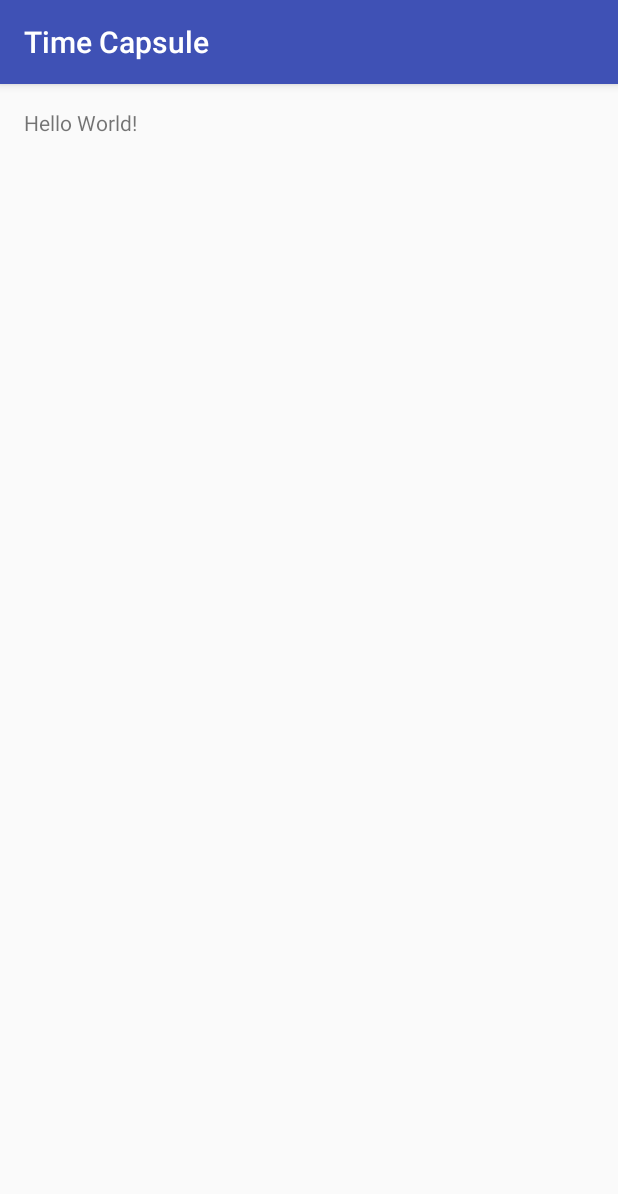
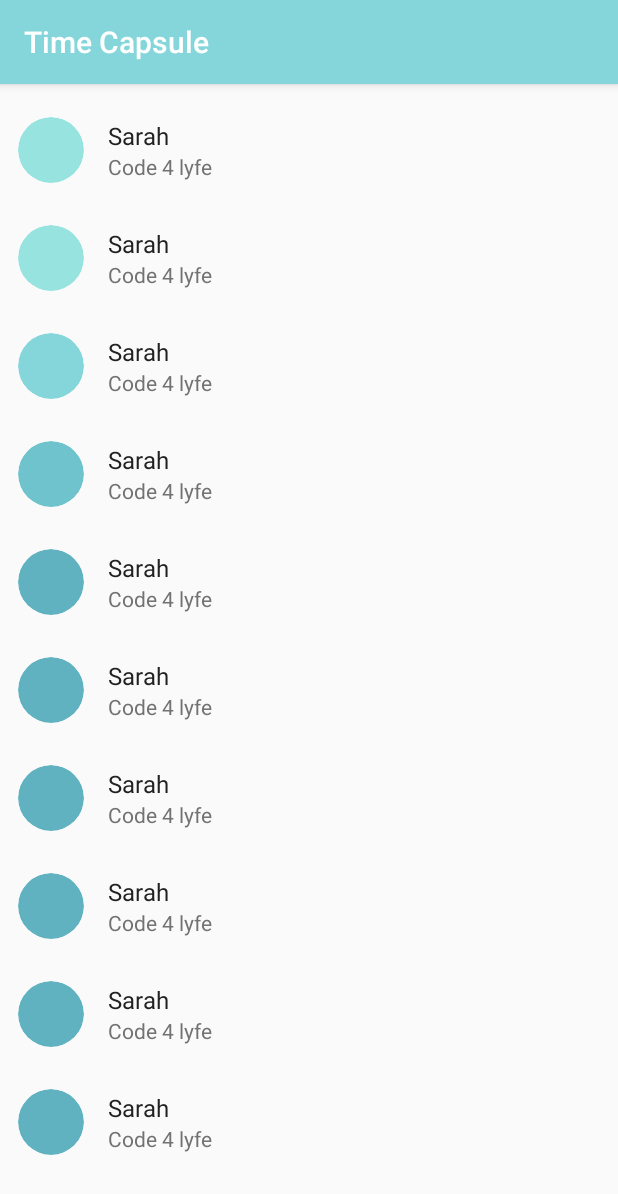
Before and after one commit to ezturner/TimeCapsule, an Android app: the screen it shows after launch (MainActivity), on a phone screen of 412 x 824 dp. Shown: the top 1194 px of the screen. Run offline under Robolectric (Android 15) with nearby library versions, the phone set to English and light mode, and no system bars; our stand-ins replace CircleImageView.

Commit message:
Added some UI functionality

```diff
--- a/app/src/main/AndroidManifest.xml
+++ b/app/src/main/AndroidManifest.xml
@@ -30,7 +30,7 @@
         <activity
             android:name=".activities.NewCapsuleActivity"
             android:label="@string/title_activity_new_capsule"
-            android:theme="@style/AppTheme.NoActionBar"></activity>
+            android:theme="@style/AppTheme.NoActionBar" />
     </application>
 
 </manifest>
--- a/app/src/main/java/me/kevinkang/timecapsule/TimeCapsule.java
+++ b/app/src/main/java/me/kevinkang/timecapsule/TimeCapsule.java
@@ -1,10 +1,22 @@
 package me.kevinkang.timecapsule;
 
 import android.app.Application;
+import android.content.Context;
 
 /**
  * Created by Work on 10/15/2016.
  */
 
 public class TimeCapsule extends Application {
+
+    private static Context applicationContext;
+
+    public static Context getContext(){
+        return applicationContext;
+    }
+
+    @Override
+    public void onCreate(){
+        applicationContext = getContext();
+    }
 }
--- /dev/null
+++ b/app/src/main/java/me/kevinkang/timecapsule/activities/CapsuleAdapter.java
@@ -0,0 +1,121 @@
+package me.kevinkang.timecapsule.activities;
+
+import android.content.Context;
+import android.content.res.Resources;
+import android.graphics.drawable.ShapeDrawable;
+import android.graphics.drawable.shapes.OvalShape;
+import android.graphics.drawable.shapes.Shape;
+import android.os.Handler;
+import android.support.v4.widget.SwipeRefreshLayout;
+import android.support.v7.widget.RecyclerView;
+import android.view.LayoutInflater;
+import android.view.View;
+import android.view.ViewGroup;
+import android.widget.ImageView;
+import android.widget.RelativeLayout;
+import android.widget.TextView;
+
+import java.util.List;
+
+import me.kevinkang.timecapsule.R;
+import me.kevinkang.timecapsule.TimeCapsule;
+import me.kevinkang.timecapsule.data.models.Capsule;
+
+/**
+ * Created by Work on 10/15/2016.
+ */
+
+public class CapsuleAdapter extends RecyclerView.Adapter<CapsuleAdapter.ViewHolder> {
+
+    private final static String LOG_TAG = CapsuleAdapter.class.getSimpleName();
+
+    private List<Capsule> dataset;
+
+    private SwipeRefreshLayout refreshLayout;
+    private Handler handler;
+    // Provide a reference to the views for each data item
+    // Complex data items may need more than one view per item, and
+    // you provide access to all the views for a data item in a view holder
+    public class ViewHolder extends RecyclerView.ViewHolder {
+        // each data item is just a string in this case
+        public TextView nameView;
+        public TextView messageView;
+        public ImageView attachmentView;
+        public RelativeLayout capsuleLayout;
+
+        public ViewHolder(View v) {
+            super(v);
+
+            capsuleLayout = (RelativeLayout) v.findViewById(R.id.capsule_row_layout);
+            attachmentView = (ImageView) v.findViewById(R.id.capsule_image);
+            nameView = (TextView) v.findViewById(R.id.capsule_first_line);
+            messageView = (TextView) v.findViewById(R.id.capsule_second_line);
+        }
+    }
+
+    public void add(int position, Capsule capsule) {
+        dataset.add(position, capsule);
+        notifyItemInserted(position);
+    }
+
+    public void remove(Capsule capsule) {
+        int position = dataset.indexOf(capsule);
+        dataset.remove(position);
+        notifyItemRemoved(position);
+    }
+
+    // Provide a suitable constructor (depends on the kind of dataset)
+    public CapsuleAdapter(List<Capsule> myDataset) {
+        dataset = myDataset;
+    }
+
+    // Create new views (invoked by the layout manager)
+    @Override
+    public CapsuleAdapter.ViewHolder onCreateViewHolder(ViewGroup parent,
+                                                        int viewType) {
+        handler = new Handler();
+        // create a new view
+        View v = LayoutInflater.from(parent.getContext()).inflate(R.layout.capsule_row, parent, false);
+        // set the view's size, margins, paddings and layout parameters
+        ViewHolder vh = new ViewHolder(v);
+        return vh;
+    }
+
+    // Replace the contents of a view (invoked by the layout manager)
+    @Override
+    public void onBindViewHolder(ViewHolder holder, final int position) {
+        // - get element from your dataset at this position
+        // - replace the contents of the view with that element
+        Capsule capsule = dataset.get(position);
+
+        holder.nameView.setText(capsule.getName());
+        holder.messageView.setText(capsule.getMessage());
+
+        Resources resources = holder.attachmentView.getResources();
+
+        ShapeDrawable oval = new ShapeDrawable (new OvalShape());
+        oval.setIntrinsicHeight (44);
+        oval.setIntrinsicWidth (44);
+
+        if(position / 4.0 <= 0.25) {
+            oval.getPaint().setColor(resources.getColor(R.color.lightestColor));
+        } else if (position / 4.0 <= 0.5) {
+            oval.getPaint().setColor(resources.getColor(R.color.lighterColor));
+        } else if (position / 4.0 <= 0.75) {
+            oval.getPaint().setColor(resources.getColor(R.color.darkerColor));
+        } else {
+            oval.getPaint().setColor(resources.getColor(R.color.darkestColor));
+        }
+
+        holder.attachmentView.setImageDrawable(oval);
+
+        // load capsule
+    }
+
+    // Return the size of your dataset (invoked by the layout manager)
+    @Override
+    public int getItemCount() {
+        return dataset.size();
+    }
+
+}
--- a/app/src/main/java/me/kevinkang/timecapsule/activities/MainActivity.java
+++ b/app/src/main/java/me/kevinkang/timecapsule/activities/MainActivity.java
@@ -1,15 +1,41 @@
 package me.kevinkang.timecapsule.activities;
 
+import android.support.v4.widget.SwipeRefreshLayout;
 import android.support.v7.app.AppCompatActivity;
 import android.os.Bundle;
+import android.support.v7.widget.LinearLayoutManager;
+import android.support.v7.widget.RecyclerView;
+
+import java.util.ArrayList;
+import java.util.List;
 
 import me.kevinkang.timecapsule.R;
+import me.kevinkang.timecapsule.data.mock.MockCapsule;
+import me.kevinkang.timecapsule.data.models.Capsule;
 
 public class MainActivity extends AppCompatActivity {
+
+    private RecyclerView recyclerView;
+    private SwipeRefreshLayout swipeRefreshLayout;
+    private LinearLayoutManager layoutManager;
+    private CapsuleAdapter capsuleAdapter;
 
     @Override
     protected void onCreate(Bundle savedInstanceState) {
         super.onCreate(savedInstanceState);
         setContentView(R.layout.activity_main);
+
+        recyclerView = (RecyclerView) findViewById(R.id.capsule_recyclerview);
+        layoutManager = new LinearLayoutManager(this);
+        recyclerView.setLayoutManager(layoutManager);
+
+        List<Capsule> capsuleList = new ArrayList<>();
+
+        for(int i = 0; i < 10; i++){
+            capsuleList.add(new MockCapsule());
+        }
+
+        capsuleAdapter = new CapsuleAdapter(capsuleList);
+        recyclerView.setAdapter(capsuleAdapter);
     }
 }
--- /dev/null
+++ b/app/src/main/java/me/kevinkang/timecapsule/data/mock/MockCapsule.java
@@ -0,0 +1,44 @@
+package me.kevinkang.timecapsule.data.mock;
+
+import java.util.List;
+
+import me.kevinkang.timecapsule.data.models.Attachment;
+import me.kevinkang.timecapsule.data.models.Capsule;
+import me.kevinkang.timecapsule.data.models.Recipient;
+
+/**
+ * Created by Work on 10/15/2016.
+ */
+
+public class MockCapsule implements Capsule {
+
+    @Override
+    public String getName() {
+        return "Sarah";
+    }
+
+    @Override
+    public String getMessage() {
+        return "Code 4 lyfe";
+    }
+
+    @Override
+    public List<Recipient> getRecipients() {
+        return null;
+    }
+
+    @Override
+    public List<Attachment> getAttachments() {
+        return null;
+    }
+
+    @Override
+    public long getCreationDate() {
+        return 0;
+    }
+
+    @Override
+    public long getOpenDate() {
+        return 0;
+    }
+}
--- a/app/src/main/java/me/kevinkang/timecapsule/data/models/Attachment.java
+++ b/app/src/main/java/me/kevinkang/timecapsule/data/models/Attachment.java
@@ -4,5 +4,5 @@ package me.kevinkang.timecapsule.data.models;
  * Created by Work on 10/15/2016.
  */
 
-public class Attachment {
+public interface Attachment {
 }
--- a/app/src/main/res/layout/activity_main.xml
+++ b/app/src/main/res/layout/activity_main.xml
@@ -5,14 +5,15 @@
     android:id="@+id/activity_main"
     android:layout_width="match_parent"
     android:layout_height="match_parent"
-    android:paddingBottom="@dimen/activity_vertical_margin"
-    android:paddingLeft="@dimen/activity_horizontal_margin"
-    android:paddingRight="@dimen/activity_horizontal_margin"
-    android:paddingTop="@dimen/activity_vertical_margin"
     tools:context="me.kevinkang.timecapsule.activities.MainActivity">
 
-    <TextView
-        android:layout_width="wrap_content"
+    <android.support.v7.widget.RecyclerView
+        android:layout_alignParentTop="true"
+        android:layout_marginBottom="8dp"
+        android:layout_marginTop="8dp"
+        android:id="@+id/capsule_recyclerview"
+        android:layout_width="match_parent"
         android:layout_height="wrap_content"
-        android:text="Hello World!"/>
+        />
+
 </RelativeLayout>
--- /dev/null
+++ b/app/src/main/res/layout/capsule_row.xml
@@ -0,0 +1,44 @@
+<?xml version="1.0" encoding="utf-8"?>
+<RelativeLayout xmlns:android="http://schemas.android.com/apk/res/android"
+    android:layout_width="fill_parent"
+    android:id="@+id/capsule_row_layout"
+    android:layout_height="@dimen/capsule_row_height"
+    android:onClick="onFriendClick"
+    android:layout_marginEnd="72dp"
+    >
+
+    <de.hdodenhof.circleimageview.CircleImageView
+    android:id="@+id/capsule_image"
+    android:layout_width="@dimen/capsule_image_diameter"
+    android:layout_height="@dimen/capsule_image_diameter"
+    android:layout_alignParentStart="true"
+    android:layout_centerVertical="true"
+    android:layout_marginStart="@dimen/capsule_image_margin" />
+
+    <LinearLayout
+        android:orientation="vertical"
+        android:layout_centerVertical="true"
+        android:layout_marginStart="@dimen/capsule_text_left_margin"
+        android:layout_width="wrap_content"
+        android:layout_height="wrap_content">
+        <TextView
+            android:id="@+id/capsule_first_line"
+            android:layout_width="fill_parent"
+            android:layout_height="wrap_content"
+            android:gravity="center_vertical"
+            android:textColor="@color/primaryText"
+            android:text="Placeholder Name"
+            android:textSize="@dimen/text_size_row_primary" />
+
+        <TextView
+            android:id="@+id/capsule_second_line"
+            android:layout_width="fill_parent"
+            android:layout_height="wrap_content"
+            android:layout_below="@id/capsule_first_line"
+            android:textColor="@color/secondaryText"
+            android:text="\@username"
+            android:textSize="@dimen/text_size_row_secondary" />
+    </LinearLayout>
+
+
+</RelativeLayout>
--- /dev/null
+++ b/app/src/main/res/layout/content_splash_screen.xml
@@ -0,0 +1,16 @@
+<?xml version="1.0" encoding="utf-8"?>
+<RelativeLayout xmlns:android="http://schemas.android.com/apk/res/android"
+    xmlns:app="http://schemas.android.com/apk/res-auto"
+    xmlns:tools="http://schemas.android.com/tools"
+    android:id="@+id/content_splash_screen"
+    android:layout_width="match_parent"
+    android:layout_height="match_parent"
+    android:paddingBottom="@dimen/activity_vertical_margin"
+    android:paddingLeft="@dimen/activity_horizontal_margin"
+    android:paddingRight="@dimen/activity_horizontal_margin"
+    android:paddingTop="@dimen/activity_vertical_margin"
+    app:layout_behavior="@string/appbar_scrolling_view_behavior"
+    tools:context="me.kevinkang.timecapsule.activities.SplashScreen"
+    tools:showIn="@layout/activity_splash_screen">
+
+</RelativeLayout>
--- a/app/src/main/res/values/colors.xml
+++ b/app/src/main/res/values/colors.xml
@@ -1,6 +1,13 @@
 <?xml version="1.0" encoding="utf-8"?>
 <resources>
-    <color name="colorPrimary">#3F51B5</color>
-    <color name="colorPrimaryDark">#303F9F</color>
-    <color name="colorAccent">#FF4081</color>
+    <color name="colorPrimary">#85D6DA</color>
+    <color name="colorPrimaryDark">#60B2C0</color>
+    <color name="colorAccent">#83D6DC</color>
+    <color name="primaryText">#212121</color>
+    <color name="secondaryText">#727272</color>
+
+    <color name="lightestColor">#97E3E0</color>
+    <color name="lighterColor">#85D6DA</color>
+    <color name="darkerColor">#6FC3CD</color>
+    <color name="darkestColor">#60B2C0</color>
 </resources>
--- a/app/src/main/res/values/dimens.xml
+++ b/app/src/main/res/values/dimens.xml
@@ -3,4 +3,10 @@
     <dimen name="activity_horizontal_margin">16dp</dimen>
     <dimen name="activity_vertical_margin">16dp</dimen>
     <dimen name="fab_margin">16dp</dimen>
+    <dimen name="text_size_row_primary">16sp</dimen>
+    <dimen name="text_size_row_secondary">14sp</dimen>
+    <dimen name="capsule_image_diameter">44dp</dimen>
+    <dimen name="capsule_row_height">72dp</dimen>
+    <dimen name="capsule_image_margin">12dp</dimen>
+    <dimen name="capsule_text_left_margin">72dp</dimen>
 </resources>
--- a/app/src/main/res/values/strings.xml
+++ b/app/src/main/res/values/strings.xml
@@ -16,4 +16,6 @@
     </string>
     <string name="title_activity_capsule_detail">CapsuleDetailActivity</string>
     <string name="title_activity_new_capsule">NewCapsuleActivity</string>
+    <string name="title_activity_splash_screen">SplashScreen</string>
+
 </resources>
```
Also changed, not shown: app/build.gradle (+1 -7 lines).
